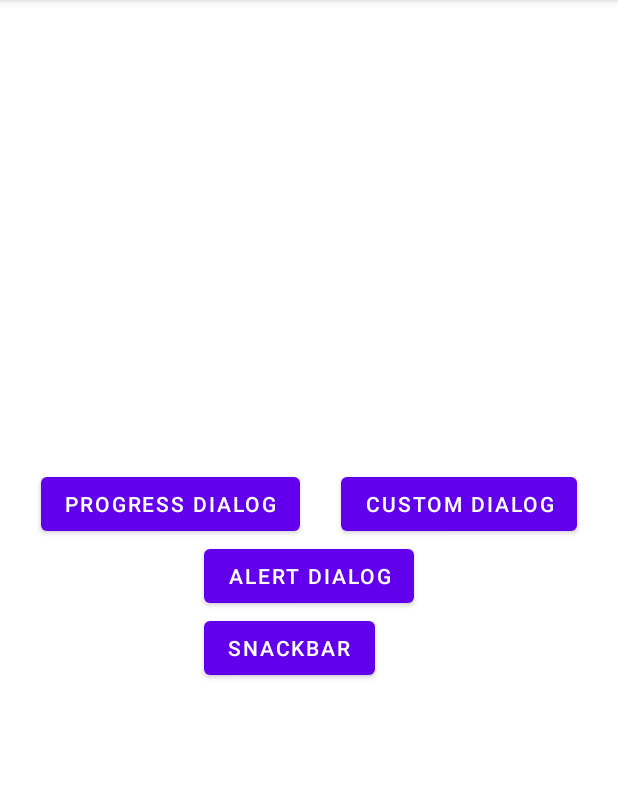
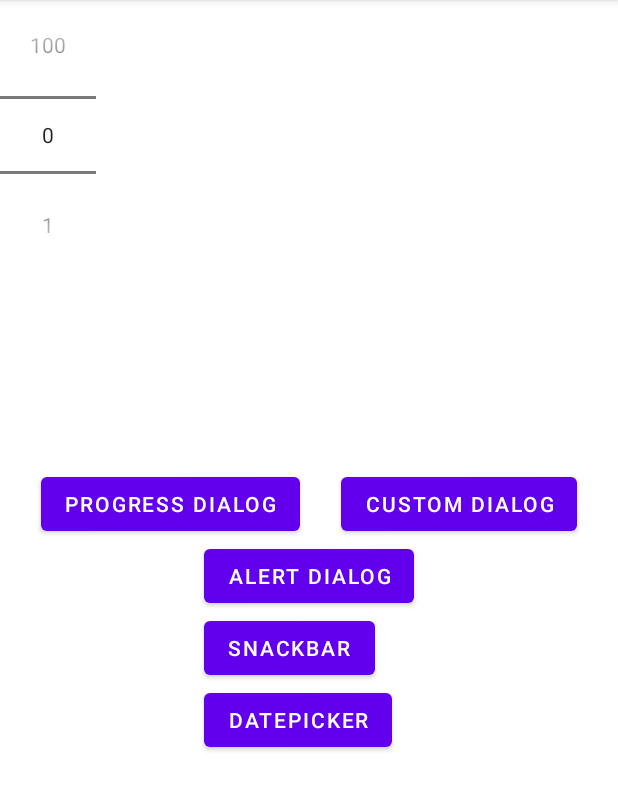
Before and after one commit to siddhantpatel01/AndroidConcept_TP_5a, an Android app: the screen it shows after launch (DialogsActivity), on a phone screen of 412 x 824 dp, the part 84-895 px from its top. Run offline under Robolectric (Android 15) with nearby library versions, the phone set to English and light mode, and no system bars.

Commit message:
Array/date/time/number

```diff
--- a/app/src/main/java/com/example/androidconcept_tp_5/activity/DialogsActivity.kt
+++ b/app/src/main/java/com/example/androidconcept_tp_5/activity/DialogsActivity.kt
@@ -11,15 +11,22 @@ import android.view.Gravity
 import android.view.View
 import android.view.WindowManager
 import android.widget.FrameLayout
+import android.widget.NumberPicker
 import android.widget.Toast
 import androidx.appcompat.app.AlertDialog
 import com.example.androidconcept_tp_5.R
 import com.example.androidconcept_tp_5.databinding.ActivityDialogsBinding
 import com.example.androidconcept_tp_5.databinding.LayoutCustomBinding
 import com.example.androidconcept_tp_5.util.Utility
+import com.google.android.material.datepicker.MaterialDatePicker
 import com.google.android.material.snackbar.Snackbar
+import com.google.android.material.timepicker.MaterialTimePicker
+import com.google.android.material.timepicker.TimeFormat
+import java.text.SimpleDateFormat
+import java.time.Year
+import java.util.*
 
-class DialogsActivity : BaseActivity(), View.OnClickListener {
+class DialogsActivity : BaseActivity(), View.OnClickListener, NumberPicker.OnValueChangeListener {
     private lateinit var binding: ActivityDialogsBinding
     val TAG: String= "DIALOGACTIVITY"
 
@@ -33,10 +40,15 @@ class DialogsActivity : BaseActivity(), View.OnClickListener {
         binding.btnProgressDialog.setOnClickListener(this)
         binding.btnCustomDialog.setOnClickListener(this)
         binding.btnSnackbar.setOnClickListener(this)
+        binding.btnDatePicker.setOnClickListener(this)
 
 
         Log.d(TAG, "onCreate() ")
 
+        binding.numberPicker.minValue = 0
+        binding.numberPicker.maxValue = 100
+
+        binding.numberPicker.setOnValueChangedListener(this)
 //        finish()
     }
 
@@ -114,6 +126,38 @@ class DialogsActivity : BaseActivity(), View.OnClickListener {
 //                Utility.customSnackbar("Hello custom sanckbar", binding.root, resources.getColor(R.color.error_color_code), this)
                 customSnackbar("Base activity implementd in child", binding.root, resources.getColor(R.color.purple_200))
             }
+
+            R.id.btn_date_picker ->{
+//                MaterialDatePicker.Builder.datePicker().build().show(supportFragmentManager, "DATE PICKER")
+//                val datePickerBuilder = MaterialDatePicker.Builder.datePicker()
+//                datePickerBuilder.setTitleText("SELECT UR DOB")
+//                val datePicker = datePickerBuilder.build()
+//
+//
+//                datePicker.show(supportFragmentManager, "DATE")
+//                datePicker.addOnPositiveButtonClickListener {
+////                    val calender = Calendar.getInstance()
+////                    calender.time = Date(it)
+////                    val DAY = calender.get(Calendar.DAY_OF_MONTH)
+////                    val MONTH = calender.get(Calendar.MONTH) + 1
+////                    val YEAR = calender.get(Calendar.YEAR)
+//
+////                    Toast.makeText(this@DialogsActivity, "$DAY / $MONTH / $YEAR", Toast.LENGTH_SHORT).show()
+//                       val simpelDateFormat =SimpleDateFormat("dd/MM/yyyy")
+//                       val selectedDate = simpelDateFormat.format(Date(it))
+//                    Toast.makeText(this@DialogsActivity, "You have selected: $selectedDate", Toast.LENGTH_SHORT).show()
+                val timeBuilder = MaterialTimePicker.Builder()
+                timeBuilder.setHour(2)
+                timeBuilder.setMinute(30)
+                timeBuilder.setTimeFormat(TimeFormat.CLOCK_24H)
+                val timePicker = timeBuilder.build()
+                timePicker.addOnPositiveButtonClickListener{
+                    Toast.makeText(this@DialogsActivity, "${timePicker.hour} : ${timePicker.minute}", Toast.LENGTH_SHORT).show()
+                }
+                    timePicker.show(supportFragmentManager, "DATE PICKER")
+
+
+            }
         }
     }
 
@@ -143,6 +187,10 @@ class DialogsActivity : BaseActivity(), View.OnClickListener {
         Toast.makeText(this, "onDestroy()", Toast.LENGTH_SHORT).show()
     }
 
+    override fun onValueChange(numPicker: NumberPicker?, prevValue: Int, nextValue: Int) {
+        Toast.makeText(this@DialogsActivity, "${numPicker?.value}", Toast.LENGTH_SHORT).show()
+    }
+
 
 //    private fun customSnackbar(msg: String, view: View, colorCode: Int){
 //        val snack = Snackbar.make(view, msg, Snackbar.LENGTH_SHORT)
--- a/app/src/main/res/layout/activity_dialogs.xml
+++ b/app/src/main/res/layout/activity_dialogs.xml
@@ -5,12 +5,6 @@
     android:layout_width="match_parent"
     android:layout_height="match_parent"
     tools:context=".activity.DialogsActivity">
-<!--    <RelativeLayout-->
-<!--        android:layout_width="match_parent"-->
-<!--        android:layout_height="0dp"-->
-<!--        app:layout_constraintTop_toTopOf="parent"-->
-<!--        app:layout_constraintHeight_percent=".5"/>-->
-
     <com.google.android.material.button.MaterialButton
         android:id="@+id/btn_alert_dialog"
         android:layout_width="wrap_content"
@@ -50,4 +44,21 @@
         app:layout_constraintStart_toStartOf="@+id/btn_alert_dialog"
         />
 
+    <Button
+        android:id="@+id/btn_date_picker"
+        android:layout_width="wrap_content"
+        android:layout_height="wrap_content"
+        android:text="DatePicker"
+        app:layout_constraintTop_toBottomOf="@+id/btn_snackbar"
+        app:layout_constraintStart_toStartOf="@+id/btn_snackbar"
+        />
+
+    <NumberPicker
+        android:layout_width="wrap_content"
+        android:layout_height="wrap_content"
+        android:id="@+id/number_picker"
+        app:layout_constraintTop_toTopOf="parent"
+        app:layout_constraintStart_toStartOf="parent"
+        />
+
 </androidx.constraintlayout.widget.ConstraintLayout>
```
Also changed, not shown: app/src/main/java/com/example/androidconcept_tp_5/kotlinConcepts/ArrayDemo.kt (added, +26 -0 lines).
